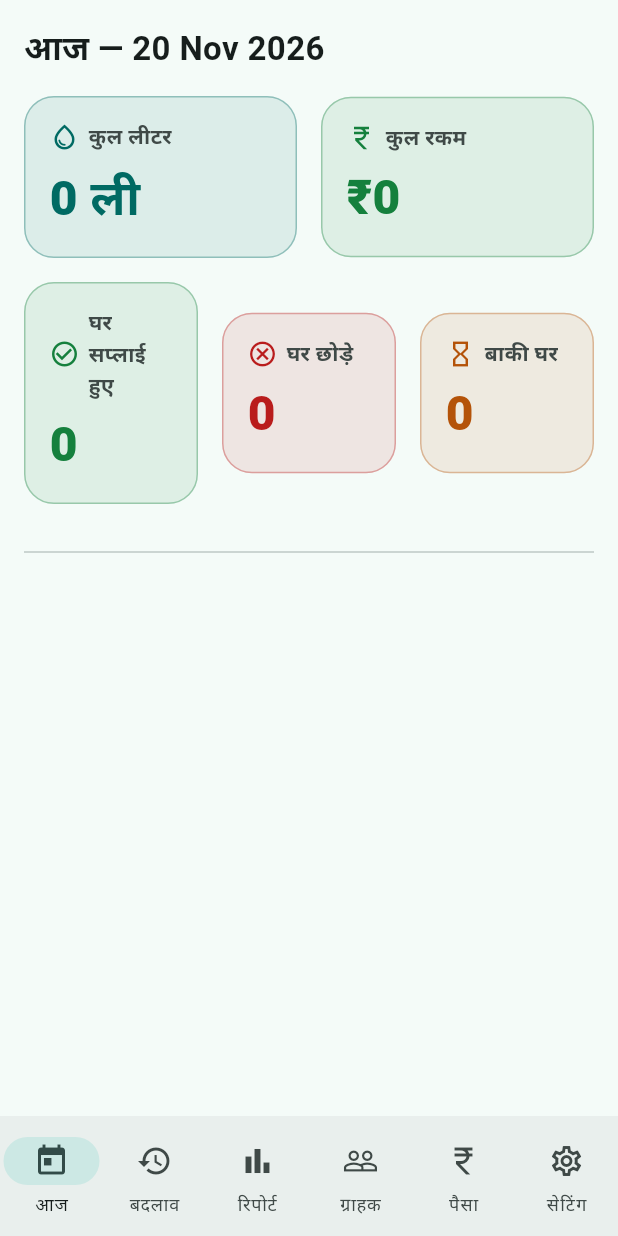
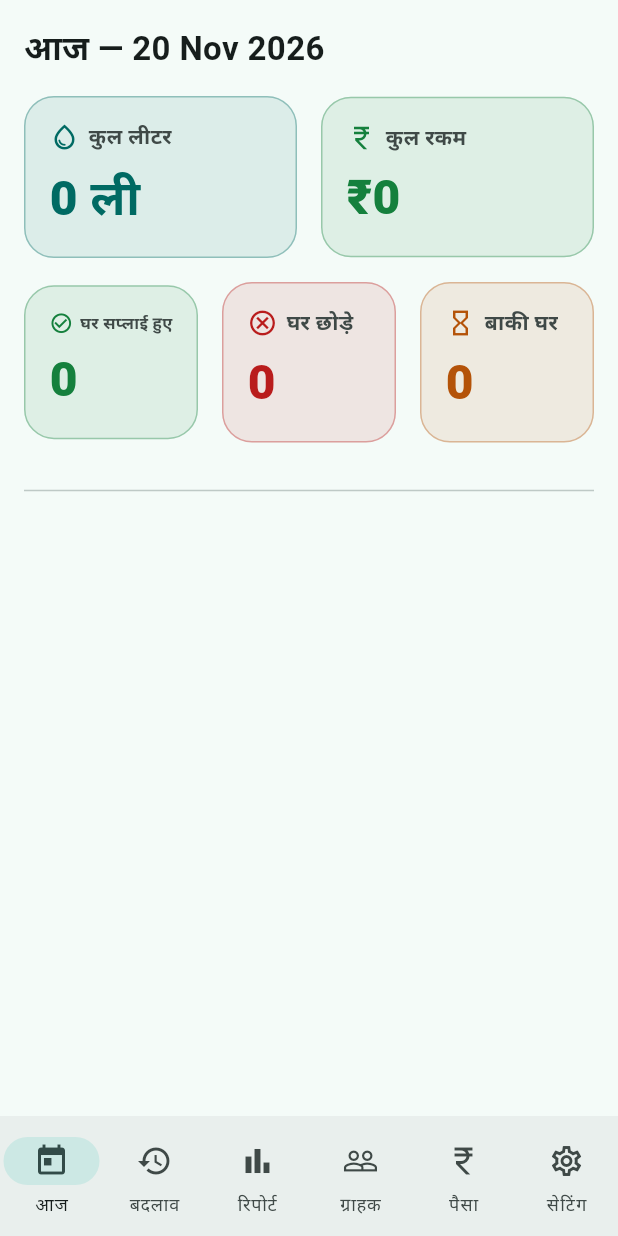
Before and after one commit to ShiviAni/doodh_app, a Flutter app: the OwnerShell screen opened directly with empty values, on a phone screen of 412 x 824 dp. Run offline on Flutter 3.47's test engine with Material 3 defaults, Android fonts, the phone set to English and light mode, and no system bars; our stand-ins replace cloud_firestore, csv, equatable, firebase_auth, firebase_core, firebase_messaging and 5 more; missing offline and left inert: fake_cloud_firestore, firebase_auth_mocks; accounts and stored records are empty; statements that could not run were skipped.

Commit message:
Owner screens: fix overflow, label wrapping and untranslated name label
- Reports/Money: the prev/next arrow row label now shrinks with an
  ellipsis instead of overflowing on narrow screens (fixes the failing
  owner_shell_test).
- Hide the selected check mark on segmented buttons so "Month" no
  longer wraps mid-word; StatTile titles and amounts scale down on one
  line, and the Money summary cards stay equal height.
- Customer form: the Hindi-name field label was hardcoded Hindi; it now
  comes from S (customerNameHindi) and reads "Name (Hindi)" in English.
  A few other already-bilingual strings moved into S unchanged.
- New widget test covers the label in English, Hindi and on switch.

Co-Authored-By: Claude Opus 5.5 <noreply@anthropic.com>

```diff
--- a/lib/core/l10n/strings.dart
+++ b/lib/core/l10n/strings.dart
@@ -52,6 +52,15 @@ class S {
   String get notTaken => _p('आज नहीं लिया', 'Not taken today');
   String get houseNo => _p('घर नं.', 'House no.');
   String get usualQty => _p('रोज़ का', 'Usual');
+  String get searchHint => _p('नाम या घर नं.', 'Name or house no.');
+  String get voiceHouseUnclear => _p(
+    'घर समझ नहीं आया — नाम दोबारा बोलिए',
+    'Could not tell which house — say the name again',
+  );
+  String get voiceQtyUnclear =>
+      _p('कितना दूध? दोबारा बोलिए', 'How much milk? Say it again');
+  String get voiceNameUncertain =>
+      _p('नाम पक्का नहीं — देख लीजिए', 'Name uncertain — check it');
   String get roundComplete =>
       _p('आज का काम पूरा हुआ', "Today's round is complete");
   String get moneyReceived => _p('पैसे मिले', 'Money received');
@@ -97,6 +106,7 @@ class S {
   String get year => _p('साल', 'Year');
 
   String get customerName => _p('ग्राहक का नाम', 'Customer name');
+  String get customerNameHindi => _p('नाम (हिन्दी)', 'Name (Hindi)');
   String get phone => _p('फोन नंबर', 'Phone number');
   String get defaultQty => _p('रोज़ का दूध', 'Usual daily milk');
   String get routeOrder => _p('रास्ते में क्रम', 'Order on route');
--- a/lib/features/delivery/delivery_shell.dart
+++ b/lib/features/delivery/delivery_shell.dart
@@ -139,9 +139,7 @@ class _DeliveryShellState extends State<DeliveryShell> {
                           controller: _searchController,
                           autofocus: true,
                           decoration: InputDecoration(
-                            hintText: s.lang == AppLanguage.hindi
-                                ? 'नाम या घर नं.'
-                                : 'Name or house no.',
+                            hintText: s.searchHint,
                             border: InputBorder.none,
                           ),
                           style: const TextStyle(fontSize: Sizes.bodyText),
--- a/lib/features/owner/customers_page.dart
+++ b/lib/features/owner/customers_page.dart
@@ -180,7 +180,7 @@ class _CustomerEditorState extends State<_CustomerEditor> {
             const SizedBox(height: Sizes.gap),
             TextField(
               controller: _nameHi,
-              decoration: const InputDecoration(labelText: 'नाम (हिन्दी)'),
+              decoration: InputDecoration(labelText: s.customerNameHindi),
             ),
             const SizedBox(height: Sizes.gap),
             Row(
--- a/lib/features/owner/settings_page.dart
+++ b/lib/features/owner/settings_page.dart
@@ -33,6 +33,7 @@ class SettingsPage extends StatelessWidget {
             ButtonSegment(value: AppLanguage.english, label: Text('English')),
           ],
           selected: {s.lang},
+          showSelectedIcon: false,
           onSelectionChanged: (sel) => LanguageScope.set(context, sel.first),
         ),
 
@@ -298,6 +299,7 @@ class _MemberEditorState extends State<_MemberEditor> {
               ),
             ],
             selected: {_role},
+            showSelectedIcon: false,
             onSelectionChanged: (sel) => setState(() => _role = sel.first),
           ),
           const SizedBox(height: Sizes.gapLarge),
--- a/lib/features/owner/stat_tile.dart
+++ b/lib/features/owner/stat_tile.dart
@@ -34,23 +34,30 @@ class StatTile extends StatelessWidget {
         crossAxisAlignment: CrossAxisAlignment.start,
         mainAxisSize: MainAxisSize.min,
         children: [
-          Row(
+          // Icon + label scale down together instead of wrapping mid-word
+          // when the tile is narrow (e.g. three tiles in a row).
+          FittedBox(
+            fit: BoxFit.scaleDown,
+            alignment: Alignment.centerLeft,
+            child: Row(
+              mainAxisSize: MainAxisSize.min,
               children: [
                 if (icon != null) ...[
                   Icon(icon, size: 20, color: tone),
                   const SizedBox(width: 6),
                 ],
-              Flexible(
-                child: Text(
+                Text(
                   label,
+                  maxLines: 1,
+                  softWrap: false,
                   style: TextStyle(
                     fontSize: 14,
                     fontWeight: FontWeight.w600,
                     color: scheme.onSurfaceVariant,
                   ),
                 ),
+              ],
             ),
-            ],
           ),
           const SizedBox(height: 6),
           FittedBox(
@@ -58,6 +65,8 @@ class StatTile extends StatelessWidget {
             alignment: Alignment.centerLeft,
             child: Text(
               value,
+              maxLines: 1,
+              softWrap: false,
               style: TextStyle(
                 fontSize: 32,
                 fontWeight: FontWeight.w800,
```
Also changed, not shown: lib/features/delivery/voice/voice_entry_sheet.dart (+3 -11 lines), lib/features/owner/money_page.dart (+11 -2 lines), lib/features/owner/reports_page.dart (+11 -5 lines), 1 other file. Lines whose indentation alone changed are shown as unchanged.
